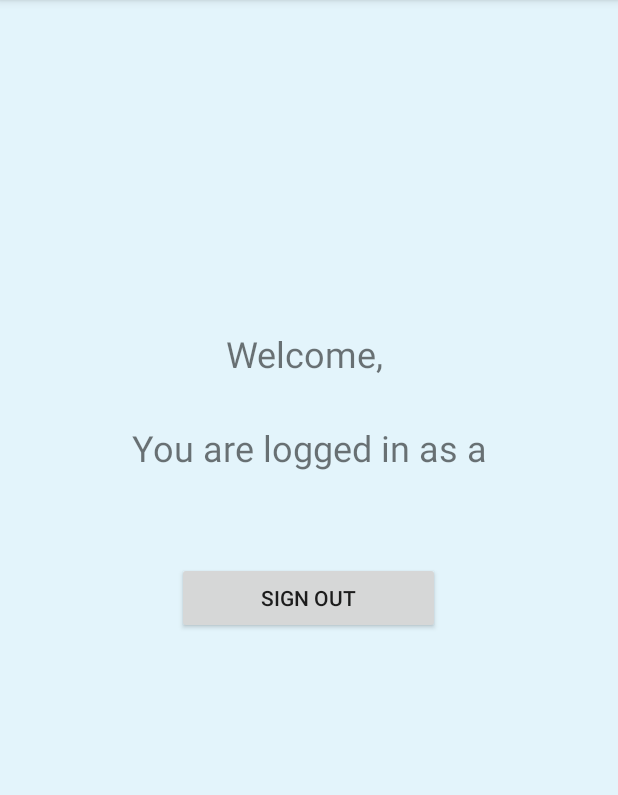
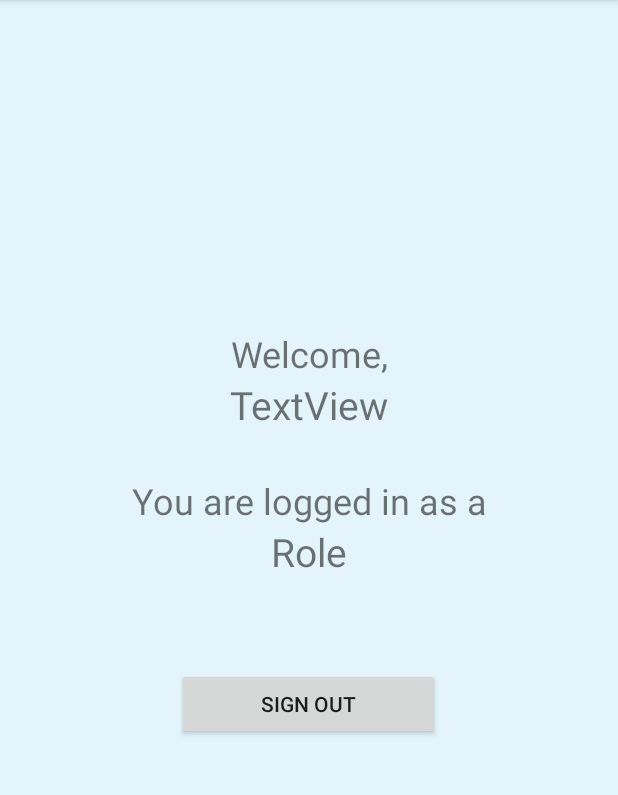
Before and after one commit to kayladonovan/project-lab01-group7-circleci, an Android app: the WelcomeWindow screen opened directly, with no data from a screen before it, on a phone screen of 412 x 824 dp, the part 84-879 px from its top. Run offline under Robolectric (Android 15) with nearby library versions, the phone set to English and light mode, and no system bars; our stand-ins replace Firebase (no records; nobody signed in at launch, a user with empty details on screens opened directly); libraries missing offline, so code that uses them is left out: androidx.constraintlayout.solver; 2 statements that could not run were skipped.

Commit message:
Finished WelcomeActivity

```diff
--- a/WalkinClinic/app/src/main/java/com/example/walkinclinicv01/Person.java
+++ b/WalkinClinic/app/src/main/java/com/example/walkinclinicv01/Person.java
@@ -26,7 +26,7 @@ public class Person {
     public String getUserName(){ return userName;}
 
     public String toString(){
-        String str = ""+firstName+" "+lastName;
+        String str = "FirstName:"+firstName+" Lastname:"+lastName+"Role: "+role;
         return str;
     }
 }
--- a/WalkinClinic/app/src/main/java/com/example/walkinclinicv01/WelcomeWindow.java
+++ b/WalkinClinic/app/src/main/java/com/example/walkinclinicv01/WelcomeWindow.java
@@ -18,14 +18,16 @@ import com.google.firebase.database.DatabaseReference;
 import com.google.firebase.database.FirebaseDatabase;
 import com.google.firebase.database.ValueEventListener;
 
+import org.w3c.dom.Text;
+
 
 public class WelcomeWindow extends AppCompatActivity {
     FirebaseAuth mAuth;
     FirebaseUser mUser;
     DatabaseReference mDatabase;
 
-    String name;
-    String role;
+    TextView firstNameTextView;
+    TextView roleTextView;
 
     Button userSignOut;
 
@@ -34,6 +36,8 @@ public class WelcomeWindow extends AppCompatActivity {
         super.onCreate(savedInstanceState);
         setContentView(R.layout.activity_welcome_window);
 
+        firstNameTextView = (TextView) findViewById(R.id.textFirstName);
+        roleTextView = (TextView) findViewById(R.id.textRole);
 
         mAuth = FirebaseAuth.getInstance();
         mUser = mAuth.getCurrentUser();
@@ -43,8 +47,9 @@ public class WelcomeWindow extends AppCompatActivity {
             @Override
             public void onDataChange(@NonNull DataSnapshot dataSnapshot) {
                 Person person = dataSnapshot.getValue(Person.class);
-                name = person.getFirstName();
-                role = person.getRole();
+                System.out.println(person);
+                firstNameTextView.setText(person.getFirstName());
+                roleTextView.setText(person.getRole());
             }
 
             @Override
@@ -53,8 +58,6 @@ public class WelcomeWindow extends AppCompatActivity {
             }
         });
 
-        System.out.println("Name:"+name);
-        System.out.println("Role"+role);
         userSignOut = findViewById(R.id.SignOut);
 
         userSignOut.setOnClickListener(new View.OnClickListener(){
@@ -65,6 +68,7 @@ public class WelcomeWindow extends AppCompatActivity {
                                            }
                                        }
         );
+
     }
 
 }
--- a/WalkinClinic/app/src/main/res/layout/activity_welcome_window.xml
+++ b/WalkinClinic/app/src/main/res/layout/activity_welcome_window.xml
@@ -21,8 +21,16 @@
             android:layout_width="match_parent"
             android:layout_height="wrap_content"
             android:gravity="center"
-            android:text="Welcome, "
+            android:text="Welcome,"
             android:textSize="24sp" />
+
+        <TextView
+            android:id="@+id/textFirstName"
+            android:layout_width="match_parent"
+            android:layout_height="wrap_content"
+            android:gravity="center"
+            android:text="TextView"
+            android:textSize="26sp" />
 
         <Space
             android:layout_width="match_parent"
@@ -35,6 +43,14 @@
             android:gravity="center"
             android:text="You are logged in as a"
             android:textSize="24sp" />
+
+        <TextView
+            android:id="@+id/textRole"
+            android:layout_width="match_parent"
+            android:layout_height="wrap_content"
+            android:gravity="center"
+            android:text="Role"
+            android:textSize="26sp" />
 
         <Space
             android:layout_width="match_parent"
```
Also changed, not shown: WalkinClinic/app/src/main/java/com/example/walkinclinicv01/Patient.java (deleted, +0 -27 lines), WalkinClinic/app/src/main/java/com/example/walkinclinicv01/RegistrationWindow.java (+5 -4 lines).
